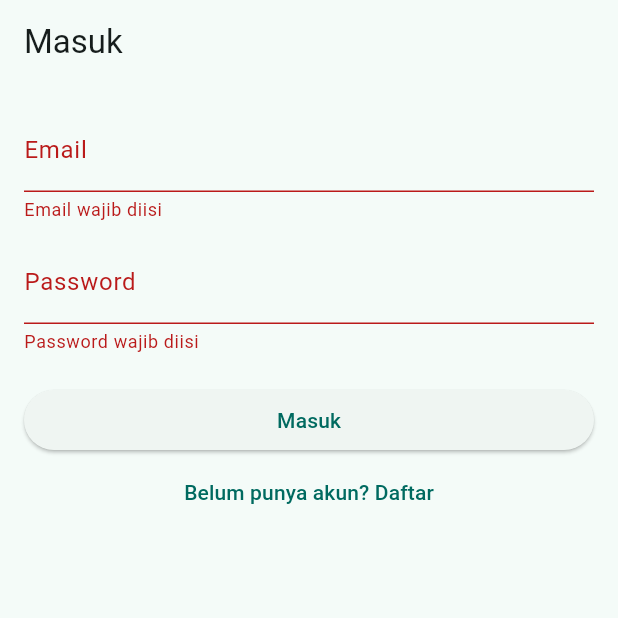
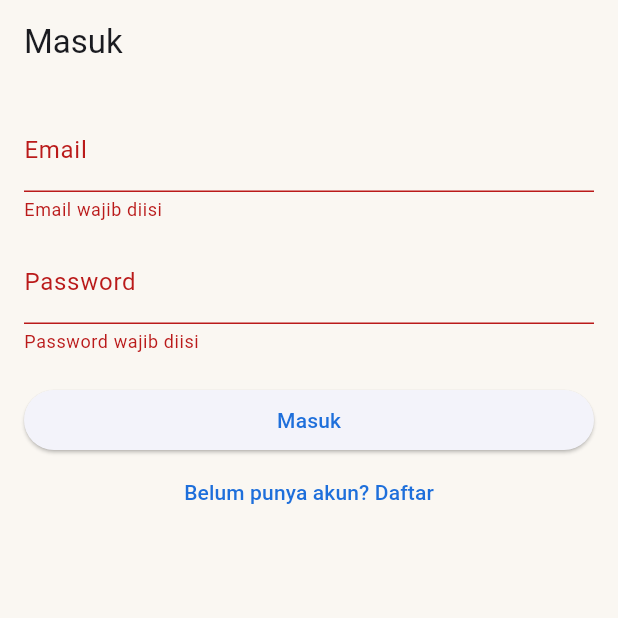
Before and after one commit to gevanno654/My-UMKM, a Flutter app: the screen it shows after launch, after a tap on "Masuk", on a phone screen of 412 x 824 dp, the top half of it. Run offline on Flutter 3.47's test engine with Material 3 defaults, Android fonts, the phone set to English and light mode, and no system bars; our stand-ins replace dio, drift, flutter_riverpod, flutter_secure_storage, go_router, image_picker; missing offline and left inert: esc_pos_utils_plus, mobile_scanner, print_bluetooth_thermal; accounts and stored records are empty; generated files the repository leaves out were written again.

Commit message:
feat(ui): token tema light/dark + toggle persist

```diff
--- /dev/null
+++ b/pos_app/lib/core/theme/app_theme.dart
@@ -0,0 +1,42 @@
+import 'package:flutter/material.dart';
+
+/// Token warna identitas: biru diambil dari logo "G".
+abstract final class AppColors {
+  static const primaryBlue = Color(0xFF1E6FDB);
+}
+
+/// Skema Material 3: permukaan netral hangat (light) / arang (dark),
+/// biru logo hanya untuk aksi utama dan status aktif.
+abstract final class AppTheme {
+  static ThemeData light() {
+    final scheme = ColorScheme.fromSeed(
+      seedColor: AppColors.primaryBlue,
+      brightness: Brightness.light,
+    ).copyWith(
+      primary: AppColors.primaryBlue,
+      surface: const Color(0xFFFAF7F2),
+      surfaceContainerLowest: const Color(0xFFFFFDF9),
+      surfaceContainer: const Color(0xFFF1EBE1),
+    );
+    return ThemeData(
+      colorScheme: scheme,
+      useMaterial3: true,
+    );
+  }
+
+  static ThemeData dark() {
+    final scheme = ColorScheme.fromSeed(
+      seedColor: AppColors.primaryBlue,
+      brightness: Brightness.dark,
+    ).copyWith(
+      primary: AppColors.primaryBlue,
+      surface: const Color(0xFF16181D),
+      surfaceContainerLowest: const Color(0xFF1D2026),
+      surfaceContainer: const Color(0xFF23262D),
+    );
+    return ThemeData(
+      colorScheme: scheme,
+      useMaterial3: true,
+    );
+  }
+}
--- /dev/null
+++ b/pos_app/lib/core/theme/theme_mode_provider.dart
@@ -0,0 +1,36 @@
+import 'package:flutter/material.dart';
+import 'package:flutter_riverpod/flutter_riverpod.dart';
+
+import '../../features/auth/auth_provider.dart';
+
+/// Mode tema persisten (kunci `theme_mode` di secure storage yang ada).
+final themeModeProvider =
+    AsyncNotifierProvider<ThemeModeNotifier, ThemeMode>(
+  ThemeModeNotifier.new,
+);
+
+class ThemeModeNotifier extends AsyncNotifier<ThemeMode> {
+  static const storageKey = 'theme_mode';
+
+  @override
+  Future<ThemeMode> build() async {
+    final session = ref.watch(secureSessionProvider);
+    final raw = await session.readThemeMode();
+    return switch (raw) {
+      'light' => ThemeMode.light,
+      'dark' => ThemeMode.dark,
+      _ => ThemeMode.system,
+    };
+  }
+
+  Future<void> setMode(ThemeMode mode) async {
+    final session = ref.read(secureSessionProvider);
+    final raw = switch (mode) {
+      ThemeMode.light => 'light',
+      ThemeMode.dark => 'dark',
+      ThemeMode.system => null,
+    };
+    await session.writeThemeMode(raw);
+    state = AsyncData(mode);
+  }
+}
--- a/pos_app/lib/main.dart
+++ b/pos_app/lib/main.dart
@@ -4,6 +4,8 @@ import 'package:go_router/go_router.dart';
 
 import 'core/db/app_db.dart';
 import 'core/router.dart';
+import '../../core/theme/app_theme.dart';
+import '../../core/theme/theme_mode_provider.dart';
 import 'features/auth/auth_provider.dart';
 import 'features/auth/auth_state.dart';
 
@@ -52,12 +54,16 @@ class PosApp extends ConsumerWidget {
 
   @override
   Widget build(BuildContext context, WidgetRef ref) {
+    final themeAsync = ref.watch(themeModeProvider);
+    final themeMode = switch (themeAsync) {
+      AsyncData(:final value) => value,
+      _ => ThemeMode.system,
+    };
     return MaterialApp.router(
       title: 'POS Warung',
-      theme: ThemeData(
-        colorScheme: ColorScheme.fromSeed(seedColor: Colors.teal),
-        useMaterial3: true,
-      ),
+      theme: AppTheme.light(),
+      darkTheme: AppTheme.dark(),
+      themeMode: themeMode,
       routerConfig: ref.watch(routerProvider),
     );
   }
```
Also changed, not shown: pos_app/lib/core/session/secure_session.dart (+7 -0 lines), 1 other file.
